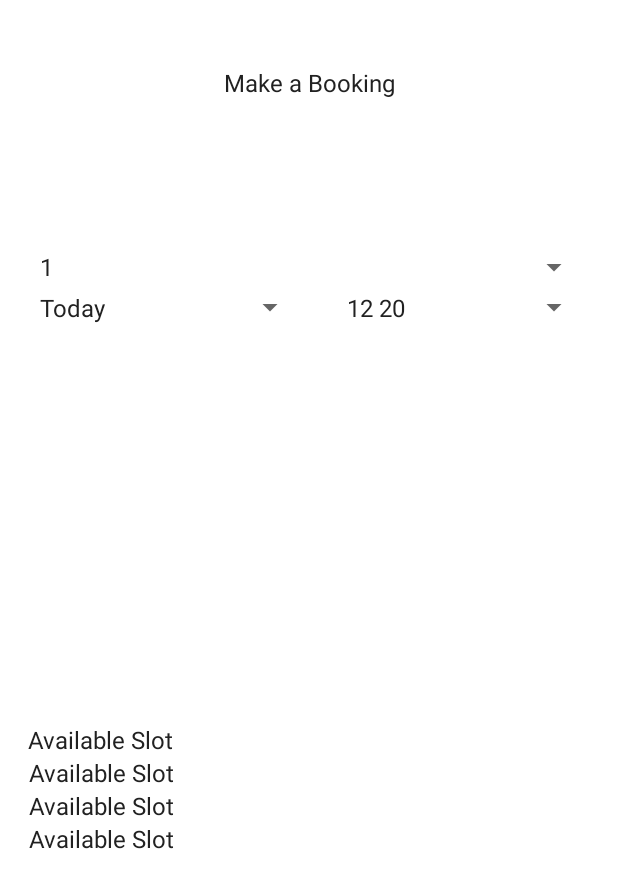
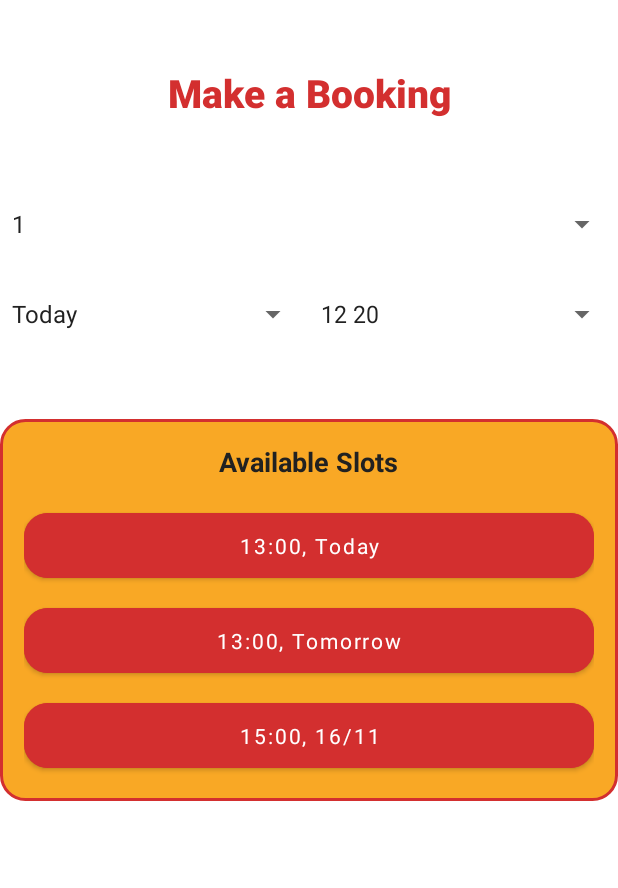
Before and after one commit to Plymouth-COMP2000/design-exercises-Liam8721, an Android app: the layout fragment_guest_make_booking.xml on its own in the app's theme, with its tools: preview values and no code run, on a phone screen of 412 x 824 dp. Shown: the top 888 px of the screen. Run offline under Robolectric (Android 15) with nearby library versions, the phone set to English and light mode, and no system bars.

Commit message:
Guest Make Bookings screen design

```diff
--- /dev/null
+++ b/app/src/main/res/drawable/rounded_background.xml
@@ -0,0 +1,6 @@
+<?xml version="1.0" encoding="utf-8"?>
+<shape xmlns:android="http://schemas.android.com/apk/res/android" android:shape="rectangle">
+    <solid android:color="@color/yellow_accent" />
+    <corners android:radius="16dp" />
+    <stroke android:color="@color/red_primary" android:width="2dp"/>
+</shape>
--- a/app/src/main/res/layout/fragment_guest_make_booking.xml
+++ b/app/src/main/res/layout/fragment_guest_make_booking.xml
@@ -7,90 +7,114 @@
     android:layout_height="match_parent"
     tools:context=".GuestMakeBooking">
 
+    <!-- Party Size Spinner -->
     <TextView
-        android:id="@+id/textView3"
-        android:layout_width="wrap_content"
+        android:id="@+id/GuestMakeBookingTitle"
+        style="@style/TitleTextStyle"
+        android:text="Make a Booking"
+        android:layout_width="0dp"
         android:layout_height="wrap_content"
         android:layout_marginTop="44dp"
-        android:text="Make a Booking"
-        app:layout_constraintEnd_toEndOf="parent"
+        android:textAlignment="center"
+        app:layout_constraintTop_toTopOf="parent"
         app:layout_constraintStart_toStartOf="parent"
-        app:layout_constraintTop_toTopOf="parent" />
+        app:layout_constraintEnd_toEndOf="parent" />
 
     <Spinner
-        android:id="@+id/spinner2"
+        android:id="@+id/GuestMakeBookingPartySize"
+        android:layout_width="0dp"
+        android:layout_height="60dp"
+        android:layout_marginTop="40dp"
+        android:entries="@array/BookingParty"
+        android:spinnerMode="dialog"
+        android:gravity="center"
+        app:layout_constraintTop_toBottomOf="@id/GuestMakeBookingTitle"
+        app:layout_constraintStart_toStartOf="parent"
+        app:layout_constraintEnd_toEndOf="parent" />
+
+    <!-- Date Spinner -->
+    <Spinner
+        android:id="@+id/GuestMakeBookingDate"
+        android:layout_width="0dp"
+        android:layout_height="60dp"
+        android:entries="@array/GuestBookingDate"
+        android:gravity="center"
+        android:spinnerMode="dialog"
+        app:layout_constraintEnd_toStartOf="@id/GuestMakeBookingTime"
+        app:layout_constraintHorizontal_chainStyle="packed"
+        app:layout_constraintHorizontal_weight="1"
+        app:layout_constraintStart_toStartOf="parent"
+        app:layout_constraintTop_toBottomOf="@id/GuestMakeBookingPartySize" />
+
+    <!-- Time Spinner -->
+    <Spinner
+        android:id="@+id/GuestMakeBookingTime"
+        android:layout_width="0dp"
+        android:layout_height="60dp"
+        android:entries="@array/GuestBookingTime"
+        android:spinnerMode="dialog"
+        android:gravity="center"
+        app:layout_constraintTop_toBottomOf="@id/GuestMakeBookingPartySize"
+        app:layout_constraintStart_toEndOf="@id/GuestMakeBookingDate"
+        app:layout_constraintEnd_toEndOf="parent"
+        app:layout_constraintHorizontal_weight="1" />
+
+    <!-- Booking Results Section -->
+    <androidx.constraintlayout.widget.ConstraintLayout
+        android:id="@+id/bookingResultsContainer"
         android:layout_width="0dp"
         android:layout_height="wrap_content"
-        android:layout_marginTop="100dp"
-        android:entries="@array/BookingParty"
-        android:spinnerMode="dropdown"
-        app:layout_constraintEnd_toEndOf="@+id/spinner4"
-        app:layout_constraintHorizontal_bias="0.0"
-        app:layout_constraintStart_toStartOf="@+id/spinner3"
-        app:layout_constraintTop_toBottomOf="@+id/textView3" />
+        android:layout_marginTop="40dp"
+        android:padding="16dp"
+        android:background="@drawable/rounded_background"
+        app:layout_constraintTop_toBottomOf="@id/GuestMakeBookingTime"
+        app:layout_constraintStart_toStartOf="parent"
+        app:layout_constraintEnd_toEndOf="parent">
 
-    <Spinner
-        android:id="@+id/spinner3"
-        android:layout_width="185dp"
-        android:layout_height="30dp"
-        android:entries="@array/GuestBookingDate"
-        android:spinnerMode="dropdown"
-        app:layout_constraintEnd_toStartOf="@+id/spinner4"
-        app:layout_constraintHorizontal_bias="0.5"
-        app:layout_constraintStart_toStartOf="parent"
-        app:layout_constraintTop_toBottomOf="@+id/spinner2" />
+        <TextView
+            android:id="@+id/resultsLabel"
+            android:layout_width="wrap_content"
+            android:layout_height="wrap_content"
+            android:text="Available Slots"
+            android:textStyle="bold"
+            android:textSize="18sp"
+            android:textColor="@color/text_dark"
+            app:layout_constraintTop_toTopOf="parent"
+            app:layout_constraintStart_toStartOf="parent"
+            app:layout_constraintEnd_toEndOf="parent" />
 
-    <Spinner
-        android:id="@+id/spinner4"
-        android:layout_width="170dp"
-        android:layout_height="30dp"
-        android:entries="@array/GuestBookingTime"
-        android:spinnerMode="dropdown"
-        app:layout_constraintEnd_toEndOf="parent"
-        app:layout_constraintHorizontal_bias="0.5"
-        app:layout_constraintStart_toEndOf="@+id/spinner3"
-        app:layout_constraintTop_toBottomOf="@+id/spinner2" />
+        <Button
+            android:id="@+id/GuestMakeBookingButton1"
+            style="@style/MyButtonStyle"
+            android:layout_width="0dp"
+            android:layout_height="wrap_content"
+            android:text="13:00, Today"
+            app:layout_constraintTop_toBottomOf="@id/resultsLabel"
+            app:layout_constraintStart_toStartOf="parent"
+            app:layout_constraintEnd_toEndOf="parent"
+            android:layout_marginTop="16dp" />
 
-    <TextView
-        android:id="@+id/textView4"
-        android:layout_width="0dp"
-        android:layout_height="wrap_content"
-        android:layout_marginTop="8dp"
-        android:text="Available Slot"
-        app:layout_constraintBottom_toTopOf="@+id/textView5"
-        app:layout_constraintEnd_toEndOf="@+id/spinner4"
-        app:layout_constraintHorizontal_bias="0.5"
-        app:layout_constraintStart_toStartOf="@+id/spinner3"
-        app:layout_constraintTop_toBottomOf="@+id/spinner3"
-        app:layout_constraintVertical_chainStyle="packed" />
+        <Button
+            android:id="@+id/GuestMakeBookingButton2"
+            style="@style/MyButtonStyle"
+            android:layout_width="0dp"
+            android:layout_height="wrap_content"
+            android:text="13:00, Tomorrow"
+            app:layout_constraintTop_toBottomOf="@id/GuestMakeBookingButton1"
+            app:layout_constraintStart_toStartOf="parent"
+            app:layout_constraintEnd_toEndOf="parent"
+            android:layout_marginTop="8dp" />
 
-    <TextView
-        android:id="@+id/textView5"
-        android:layout_width="374dp"
-        android:layout_height="wrap_content"
-        android:text="Available Slot"
-        app:layout_constraintBottom_toTopOf="@+id/textView7"
-        app:layout_constraintEnd_toEndOf="@+id/textView4"
-        app:layout_constraintStart_toStartOf="@+id/textView4"
-        app:layout_constraintTop_toBottomOf="@+id/textView4" />
-
-    <TextView
-        android:id="@+id/textView6"
-        android:layout_width="374dp"
-        android:layout_height="wrap_content"
-        android:text="Available Slot"
-        app:layout_constraintBottom_toBottomOf="parent"
-        app:layout_constraintEnd_toEndOf="@+id/textView7"
-        app:layout_constraintStart_toStartOf="@+id/textView7"
-        app:layout_constraintTop_toBottomOf="@+id/textView7" />
-
-    <TextView
-        android:id="@+id/textView7"
-        android:layout_width="374dp"
-        android:layout_height="wrap_content"
-        android:text="Available Slot"
-        app:layout_constraintBottom_toTopOf="@+id/textView6"
-        app:layout_constraintStart_toStartOf="@+id/textView5"
-        app:layout_constraintTop_toBottomOf="@+id/textView5" />
+        <Button
+            android:id="@+id/GuestMakeBookingButton3"
+            style="@style/MyButtonStyle"
+            android:layout_width="0dp"
+            android:layout_height="wrap_content"
+            android:text="15:00, 16/11"
+            app:layout_constraintTop_toBottomOf="@id/GuestMakeBookingButton2"
+            app:layout_constraintStart_toStartOf="parent"
+            app:layout_constraintEnd_toEndOf="parent"
+            android:layout_marginTop="8dp" />
+    </androidx.constraintlayout.widget.ConstraintLayout>
 
 </androidx.constraintlayout.widget.ConstraintLayout>
--- a/app/src/main/res/navigation/navgraph.xml
+++ b/app/src/main/res/navigation/navgraph.xml
@@ -3,7 +3,7 @@
     xmlns:app="http://schemas.android.com/apk/res-auto"
     xmlns:tools="http://schemas.android.com/tools"
     android:id="@+id/navgraph"
-    app:startDestination="@id/myBookings">
+    app:startDestination="@id/guestMakeBooking">
 
     <fragment
         android:id="@+id/login"
--- a/app/src/main/res/values/style.xml
+++ b/app/src/main/res/values/style.xml
@@ -13,4 +13,12 @@
         <item name="android:textColor">@color/text_dark</item>
         <item name="android:textSize">16sp</item>
     </style>
+
+    <style name="TitleTextStyle">
+        <item name="android:textSize">26sp</item>
+        <item name="android:textStyle">bold</item>
+        <item name="android:fontFamily">sans-serif-medium</item>
+        <item name="android:textColor">@color/red_primary</item>
+        <item name="android:gravity">center</item>
+    </style>
 </resources>
```
